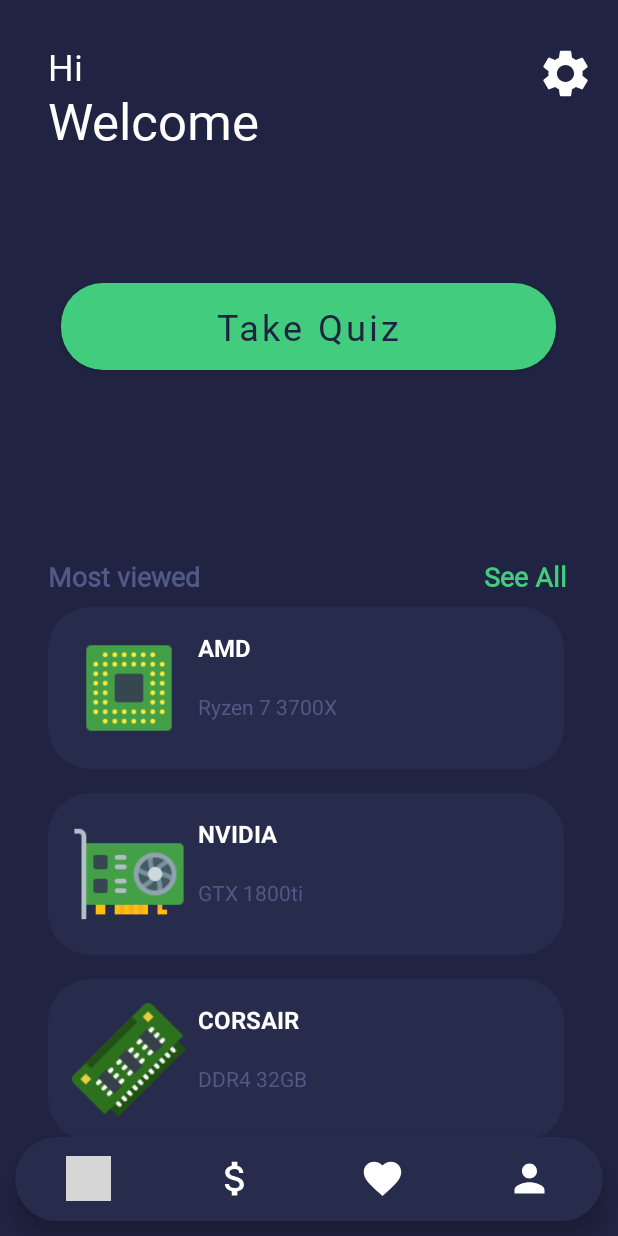
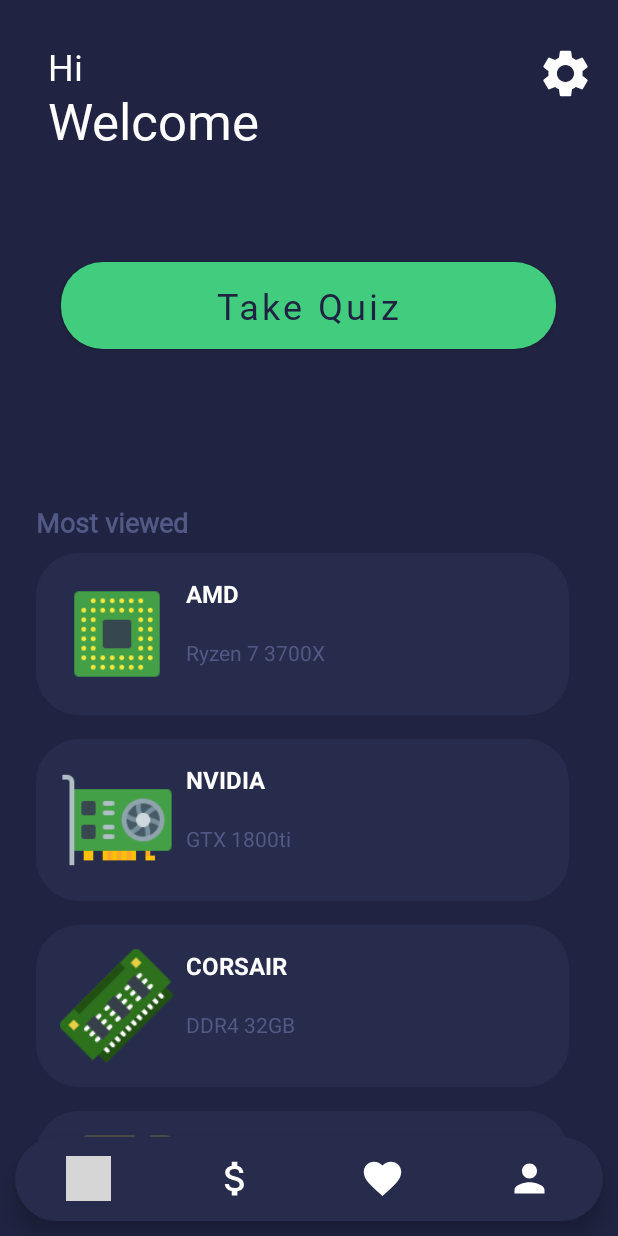
Before and after one commit to chiaraiurato/BuyLap, an Android app: the HomeFragment screen opened directly, with no data from a screen before it, on a phone screen of 412 x 824 dp. Run offline under Robolectric (Android 15) with nearby library versions, the light colour scheme and no system bars; grey boxes are pictures that could not be loaded.

Commit message:
completed CashbackFragment.java modified HomepageActivity.java

```diff
--- a/app/src/main/AndroidManifest.xml
+++ b/app/src/main/AndroidManifest.xml
@@ -9,6 +9,9 @@
         android:roundIcon="@mipmap/ic_launcher_round"
         android:supportsRtl="true"
         android:theme="@style/Theme.Buylap">
+        <activity
+            android:name=".QuizResultActivity"
+            android:exported="false" />
         <activity
             android:name=".View.TakeQuizActivity"
             android:exported="false" />
--- a/app/src/main/java/com/example/buylap/View/HomeFragment.java
+++ b/app/src/main/java/com/example/buylap/View/HomeFragment.java
@@ -22,28 +22,25 @@
 import java.util.ArrayList;
 
 
-public class HomeFragment extends Fragment implements CategoryAdapter.OnCatListener {
+public class HomeFragment extends Fragment {
 
 
     public static ArrayList<QuizList> listQuest;
+
     @Override
     public View onCreateView(LayoutInflater inflater, ViewGroup container,
                              Bundle savedInstanceState) {
         RecyclerView.Adapter adapter;
-        RecyclerView.Adapter adapter2;
         RecyclerView recyclerView;
-        RecyclerView recyclerViewCat;
         Button takeQuiz;
-        ArrayList<Category> mCategory= new ArrayList<>();
 
-        // Inflate the layout for this fragment
-        View view= inflater.inflate(R.layout.fragment_home, container, false);
-        listQuest=new ArrayList<>();
+        View view = inflater.inflate(R.layout.fragment_home, container, false);
+        listQuest = new ArrayList<>();
         listQuest.add(new QuizList("Who are you?", "Beginner", "Nerd", "Don't know"));
         listQuest.add(new QuizList("What is your profession ?", "Student", "Worker", "Business man"));
         listQuest.add(new QuizList("Click your category", "Gaming", "Office use", "Home use"));
 
-        takeQuiz=view.findViewById(R.id.takequizbtn);
+        takeQuiz = view.findViewById(R.id.takequizbtn);
         takeQuiz.setOnClickListener(new View.OnClickListener() {
             @Override
             public void onClick(View v) {
@@ -51,55 +48,21 @@
                 startActivity(intent);
             }
         });
+        recyclerView = (RecyclerView) view.findViewById(R.id.RecyclerMostView);
 
-       //recyclerViewCat=(RecyclerView)view.findViewById(R.id.RecyclerCat);
-        recyclerView=(RecyclerView)view.findViewById(R.id.RecyclerMostView);
+        LinearLayoutManager linearLayoutManager = new LinearLayoutManager(getContext(), LinearLayoutManager.VERTICAL, false);
 
-        LinearLayoutManager linearLayoutManager = new LinearLayoutManager(getContext(),  LinearLayoutManager.VERTICAL, false);
-        //LinearLayoutManager linearLayoutManager2 = new LinearLayoutManager(getContext(), LinearLayoutManager.HORIZONTAL, false);
         recyclerView.setLayoutManager(linearLayoutManager);
-       /* recyclerViewCat.setLayoutManager(linearLayoutManager2);
-        ArrayList<Category> cat = new ArrayList<>();
-        cat.add(new Category("Gaming", "ic_baseline_gamepad_24"));
-        cat.add(new Category("Office", "ic_round_architecture_24"));
-        cat.add(new Category("Home", "ic_baseline_home_work_24"));
-        cat.add(new Category("Study", "ic_round_school_24"));
-
-        adapter2 = new CategoryAdapter(cat, this);
-        recyclerViewCat.setAdapter(adapter2);
-
-        */
-        ArrayList <MostViewed> mostviewed = new ArrayList<>();
+        ArrayList<MostViewed> mostviewed = new ArrayList<>();
         mostviewed.add(new MostViewed("AMD", "Ryzen 7 3700X", "cpu"));
         mostviewed.add(new MostViewed("NVIDIA", "GTX 1800ti", "videocard"));
         mostviewed.add(new MostViewed("CORSAIR", "DDR4 32GB", "ram"));
         mostviewed.add(new MostViewed("MSI B550-A PRO", "ATX DDR4 LAN USB 3.2 Gen2 Front Type-C HDMI DisplayPort", "motherboard"));
-        adapter= new MostViewAdapter(mostviewed);
+        adapter = new MostViewAdapter(mostviewed);
         recyclerView.setAdapter(adapter);
 
 
         return view;
     }
 
-    @Override
-    public void onCatClick(int position) {
-        final Intent intent;
-        switch (position){
-            case 0:
-                intent =  new Intent(getContext(), GamingActivity.class);
-                break;
-
-            case 1:
-                intent =  new Intent(getContext(), OfficeActivity.class);
-                break;
-            case 2:
-                intent = new Intent(getContext(), HomeActivity.class);
-                break;
-
-            default:
-                intent =  new Intent(getContext(), StudyActivity.class);
-                break;
-        }
-        getContext().startActivity(intent);
-    }
 }
--- /dev/null
+++ b/app/src/main/res/drawable/ic_baseline_add_card_24.xml
@@ -0,0 +1,5 @@
+<vector android:height="24dp" android:tint="#FFFFFF"
+    android:viewportHeight="24" android:viewportWidth="24"
+    android:width="24dp" xmlns:android="http://schemas.android.com/apk/res/android">
+    <path android:fillColor="@android:color/white" android:pathData="M20,4H4C2.89,4 2.01,4.89 2.01,6L2,18c0,1.11 0.89,2 2,2h10v-2H4v-6h18V6C22,4.89 21.11,4 20,4zM20,8H4V6h16V8zM24,17v2h-3v3h-2v-3h-3v-2h3v-3h2v3H24z"/>
+</vector>
--- a/app/src/main/res/drawable/ic_baseline_payments_24.xml
+++ /dev/null
@@ -1,5 +0,0 @@
-<vector android:height="24dp" android:tint="#FFFFFF"
-    android:viewportHeight="24" android:viewportWidth="24"
-    android:width="24dp" xmlns:android="http://schemas.android.com/apk/res/android">
-    <path android:fillColor="@android:color/white" android:pathData="M19,14L19,6c0,-1.1 -0.9,-2 -2,-2L3,4c-1.1,0 -2,0.9 -2,2v8c0,1.1 0.9,2 2,2h14c1.1,0 2,-0.9 2,-2zM10,13c-1.66,0 -3,-1.34 -3,-3s1.34,-3 3,-3 3,1.34 3,3 -1.34,3 -3,3zM23,7v11c0,1.1 -0.9,2 -2,2L4,20v-2h17L21,7h2z"/>
-</vector>
--- a/app/src/main/res/layout/activity_take_quiz.xml
+++ b/app/src/main/res/layout/activity_take_quiz.xml
@@ -95,7 +95,6 @@
             android:layout_width="221dp"
             android:layout_height="73dp"
             android:layout_gravity="center"
-            android:drawableLeft="@drawable/ic_round_school_24"
             android:fontFamily="@font/zcool_regular"
             android:gravity="center"
             android:text="Student"
@@ -122,7 +121,6 @@
             android:layout_width="221dp"
             android:layout_height="73dp"
             android:layout_gravity="center"
-            android:drawableLeft="@drawable/ic_round_school_24"
             android:fontFamily="@font/zcool_regular"
             android:gravity="center"
             android:text="Nothing"
@@ -149,7 +147,6 @@
             android:layout_width="221dp"
             android:layout_height="73dp"
             android:layout_gravity="center"
-            android:drawableLeft="@drawable/ic_round_school_24"
             android:fontFamily="@font/zcool_regular"
             android:gravity="center"
             android:text="Worker"
--- a/app/src/main/res/layout/fragment_home.xml
+++ b/app/src/main/res/layout/fragment_home.xml
@@ -62,8 +62,8 @@
 
     <LinearLayout
         android:id="@+id/linearLayout"
-        android:layout_width="410dp"
-        android:layout_height="484dp"
+        android:layout_width="404dp"
+        android:layout_height="512dp"
         android:orientation="vertical"
         app:layout_constraintBottom_toBottomOf="parent"
         app:layout_constraintEnd_toEndOf="parent"
@@ -74,9 +74,9 @@
         <LinearLayout
             android:layout_width="match_parent"
             android:layout_height="wrap_content"
-            android:layout_marginStart="32dp"
-            android:layout_marginTop="32dp"
-            android:layout_marginEnd="32dp"
+            android:layout_marginStart="24dp"
+            android:layout_marginTop="24dp"
+            android:layout_marginEnd="24dp"
             android:orientation="horizontal">
 
 
@@ -91,25 +91,13 @@
                 android:textSize="18sp"
                 android:textStyle="bold" />
 
-            <TextView
-                android:id="@+id/textView10"
-                android:layout_width="wrap_content"
-                android:layout_height="wrap_content"
-                android:layout_weight="1"
-                android:fontFamily="@font/zcool_regular"
-                android:text="See All"
-                android:textAlignment="viewEnd"
-                android:textColor="#41CD7D"
-                android:textSize="18sp"
-                android:textStyle="bold" />
-
         </LinearLayout>
 
         <androidx.recyclerview.widget.RecyclerView
             android:id="@+id/RecyclerMostView"
-            android:layout_width="344dp"
-            android:layout_height="385dp"
-            android:layout_marginStart="32dp"
+            android:layout_width="355dp"
+            android:layout_height="406dp"
+            android:layout_marginStart="24dp"
             android:layout_marginEnd="10dp" />
     </LinearLayout>
 
--- a/app/src/main/res/layout/fragment_user.xml
+++ b/app/src/main/res/layout/fragment_user.xml
@@ -133,7 +133,7 @@
         app:layout_constraintTop_toBottomOf="@+id/textView16" />
 
     <Button
-        android:id="@+id/searchbtn"
+        android:id="@+id/signoutBtn"
         android:layout_width="330dp"
         android:layout_height="57dp"
         android:layout_marginBottom="96dp"
```
Also changed, not shown: app/src/main/java/com/example/buylap/QuizResultActivity.java (added, +61 -0 lines), app/src/main/java/com/example/buylap/View/TakeQuizActivity.java (+13 -3 lines), app/src/main/java/com/example/buylap/View/UserFragment.java (+15 -2 lines), app/src/main/res/layout/activity_quiz_result.xml (added, +68 -0 lines), app/src/main/res/layout/fragment_cashback.xml (+4 -4 lines), app/src/main/res/drawable-v24/mastercard.png (added).
